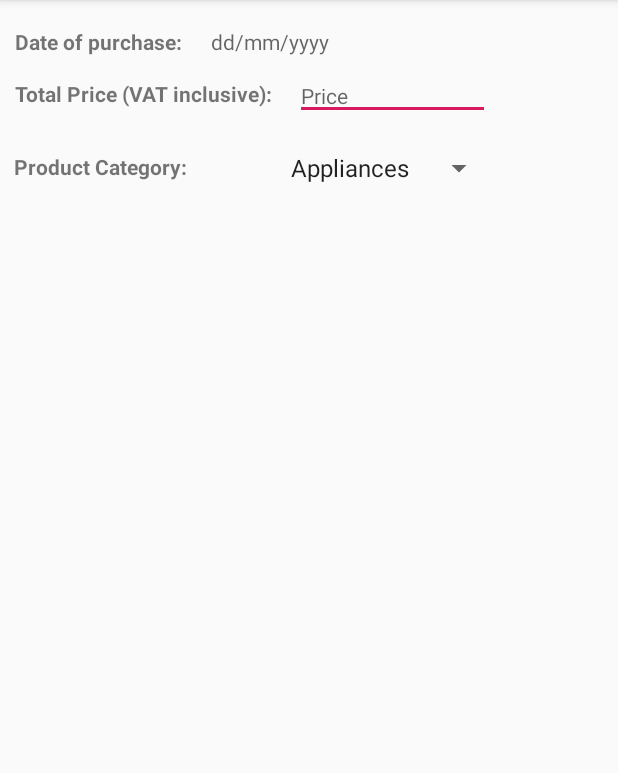
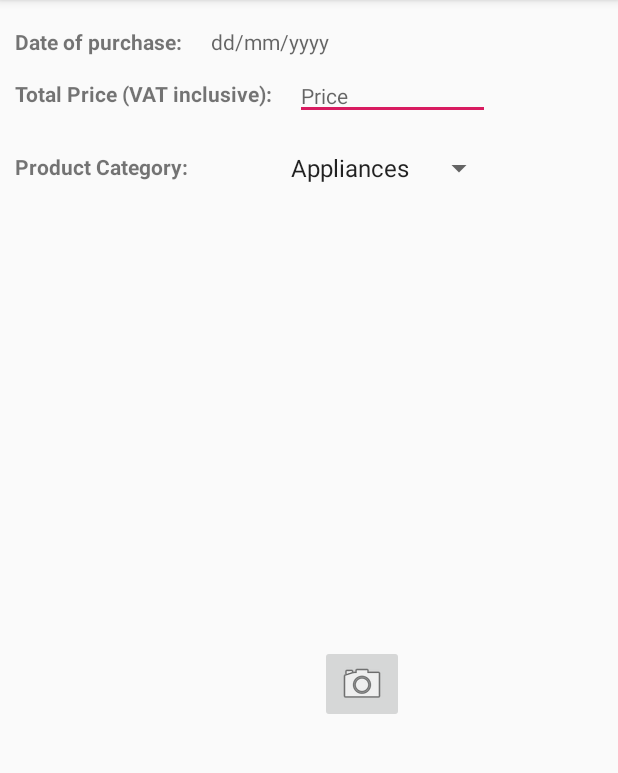
Before and after one commit to codegeass56/Warrager, an Android app: the screen it shows after launch (MainActivity), on a phone screen of 412 x 824 dp, the part 84-857 px from its top. Run offline under Robolectric (Android 15) with nearby library versions, the phone set to English and light mode, and no system bars.

Commit message:
Added camera option

```diff
--- a/app/src/main/AndroidManifest.xml
+++ b/app/src/main/AndroidManifest.xml
@@ -1,6 +1,9 @@
 <?xml version="1.0" encoding="utf-8"?>
 <manifest xmlns:android="http://schemas.android.com/apk/res/android"
     package="com.example.a242project">
+    <uses-permission android:name="android.permission.WRITE_EXTERNAL_STORAGE" />
+    <uses-permission android:name="android.permission.CAMERA" />
+
 
     <application
         android:allowBackup="true"
--- a/app/src/main/java/com/example/a242project/MainActivity.java
+++ b/app/src/main/java/com/example/a242project/MainActivity.java
@@ -1,17 +1,29 @@
 package com.example.a242project;
 
+import android.Manifest;
 import android.app.DatePickerDialog;
+import android.content.Intent;
+import android.content.pm.PackageManager;
+import android.graphics.Bitmap;
 import android.graphics.Color;
 import android.graphics.drawable.ColorDrawable;
 import android.os.Bundle;
+import android.provider.MediaStore;
 import android.view.View;
 import android.widget.ArrayAdapter;
 import android.widget.DatePicker;
 import android.widget.EditText;
+import android.widget.ImageButton;
+import android.widget.ImageView;
+import android.widget.RelativeLayout;
 import android.widget.Spinner;
 import android.widget.TextView;
+import android.widget.Toast;
 
+import androidx.annotation.Nullable;
 import androidx.appcompat.app.AppCompatActivity;
+import androidx.core.app.ActivityCompat;
+import androidx.core.content.ContextCompat;
 
 import java.util.Calendar;
 import java.util.Objects;
@@ -21,14 +33,21 @@ public class MainActivity extends AppCompatActivity {
     EditText priceEditText;
     Spinner categorySpinner;
     DatePickerDialog.OnDateSetListener dateSetListener;
+    ImageView myReceipt;
+    ImageButton camera;
+    static final int reqCode = 1;
+    boolean zoomOut=false;
     @Override
     protected void onCreate(Bundle savedInstanceState) {
         super.onCreate(savedInstanceState);
         setContentView(R.layout.activity_main);
 
-        date_tv = (TextView) findViewById(R.id.date_tv);
-        priceEditText = (EditText) findViewById(R.id.priceEditText);
-        categorySpinner = (Spinner) findViewById(R.id.categorySpinner);
+        myReceipt =  findViewById(R.id.myReceipt);
+        camera = findViewById(R.id.camera);
+        date_tv = findViewById(R.id.date_tv);
+        priceEditText = findViewById(R.id.priceEditText);
+        categorySpinner = findViewById(R.id.categorySpinner);
+
         date_tv.setOnClickListener(new View.OnClickListener() {
         @Override
         public void onClick(View view) {
@@ -57,8 +76,44 @@ public class MainActivity extends AppCompatActivity {
                 MainActivity.this,
                 R.array.itemCategory,
                 android.R.layout.simple_spinner_item);
-        spinnerAdapt.setDropDownViewResource(
-                android.R.layout.simple_spinner_dropdown_item);
+        spinnerAdapt.setDropDownViewResource(android.R.layout.simple_spinner_dropdown_item);
         categorySpinner.setAdapter(spinnerAdapt);
+
+        camera.setOnClickListener(new View.OnClickListener() {
+            @Override
+            public void onClick(View view) {
+                if (ContextCompat.checkSelfPermission(MainActivity.this, Manifest.permission.CAMERA)
+                        == PackageManager.PERMISSION_DENIED)
+                    ActivityCompat.requestPermissions(MainActivity.this, new String[] {Manifest.permission.CAMERA}, reqCode);
+                Intent capture = new Intent(MediaStore.ACTION_IMAGE_CAPTURE);
+                if(capture.resolveActivity(getPackageManager())!=null)
+                startActivityForResult(capture,reqCode);
+            }
+        });
+        myReceipt.setOnClickListener(new View.OnClickListener() {
+            @Override
+            public void onClick(View view) {
+                if(zoomOut) {
+                    Toast.makeText(getApplicationContext(), "NORMAL SIZE!", Toast.LENGTH_LONG).show();
+                    myReceipt.setLayoutParams(new RelativeLayout.LayoutParams(RelativeLayout.LayoutParams.WRAP_CONTENT, RelativeLayout.LayoutParams.WRAP_CONTENT));
+                }else{
+                    Toast.makeText(getApplicationContext(), "FULLSCREEN!", Toast.LENGTH_LONG).show();
+                    myReceipt.setLayoutParams(new RelativeLayout.LayoutParams(RelativeLayout.LayoutParams.MATCH_PARENT, RelativeLayout.LayoutParams.MATCH_PARENT));
+                    myReceipt.setScaleType(ImageView.ScaleType.FIT_XY);
+                    zoomOut = true;
                 }
             }
+        });
+    }
+
+    @Override
+    protected void onActivityResult(int requestCode, int resultCode, @Nullable Intent data) {
+        super.onActivityResult(requestCode, resultCode, data);
+        if(requestCode==reqCode)
+        {
+            Bundle extras = data.getExtras();
+            Bitmap bitmap = (Bitmap) extras.get("data");
+            myReceipt.setImageBitmap(bitmap);
+        }
+    }
+}
--- a/app/src/main/res/layout/activity_main.xml
+++ b/app/src/main/res/layout/activity_main.xml
@@ -1,5 +1,6 @@
 <?xml version="1.0" encoding="utf-8"?>
-<RelativeLayout
+<RelativeLayout xmlns:app="http://schemas.android.com/apk/res-auto"
+    xmlns:tools="http://schemas.android.com/tools"
     android:layout_width="match_parent"
     android:layout_height="match_parent"
     xmlns:android="http://schemas.android.com/apk/res/android">
@@ -56,7 +57,7 @@
         android:layout_height="wrap_content"
         android:layout_below="@+id/priceLabel"
         android:layout_alignParentStart="true"
-        android:layout_marginStart="9dp"
+        android:layout_marginStart="10dp"
         android:layout_marginTop="29dp"
         android:text="@string/categoryLabel" />
 
@@ -69,4 +70,26 @@
         android:layout_marginTop="20dp"
         android:layout_marginEnd="82dp" />
 
+    <ImageView
+        android:id="@+id/myReceipt"
+        android:layout_width="166dp"
+        android:layout_height="334dp"
+        android:layout_below="@+id/categoryLabel"
+        android:layout_marginStart="10dp"
+        android:layout_marginTop="31dp"
+        android:adjustViewBounds="true"
+        tools:srcCompat="@android:drawable/ic_menu_gallery" />
+
+    <ImageButton
+        android:id="@+id/camera"
+        android:layout_width="wrap_content"
+        android:layout_height="wrap_content"
+        android:layout_below="@+id/categoryLabel"
+        android:layout_marginStart="37dp"
+        android:layout_marginTop="309dp"
+        android:layout_toEndOf="@+id/myReceipt"
+        android:adjustViewBounds="true"
+        app:srcCompat="@android:drawable/ic_menu_camera"
+        tools:srcCompat="@android:drawable/ic_menu_camera" />
+
 </RelativeLayout>
```
Lines whose indentation alone changed are shown as unchanged.
